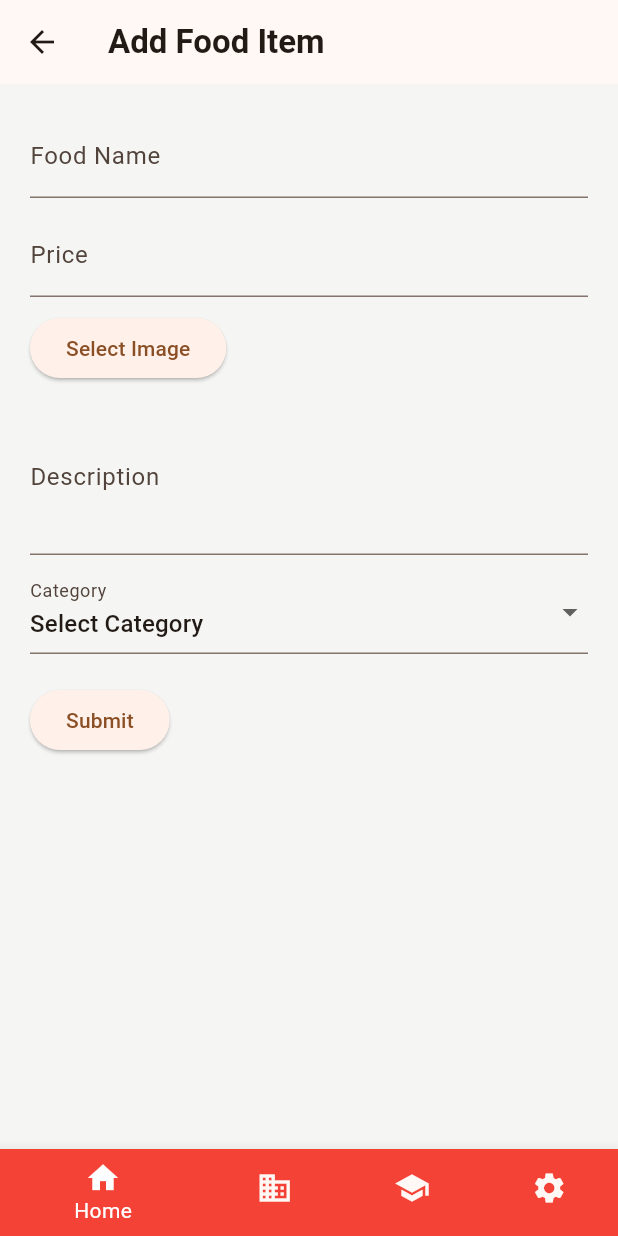
After one commit to SadhakKumar/zomato-clone, a Flutter app: the AdminHomePage screen opened directly, item 2 of the bottom bar chosen, after a tap on "Select Image", on a phone screen of 412 x 824 dp. The commit adds this screen. Run offline on Flutter 3.47's test engine with Material 3 defaults, Android fonts, the phone set to English and light mode, and no system bars; our stand-ins replace cloud_firestore, firebase_auth, firebase_core, firebase_storage, flutter_rating_bar, fluttertoast and 1 more; missing offline and left inert: razorpay_flutter; accounts and stored records are empty.

Commit message:
added something

```diff
--- /dev/null
+++ b/lib/pages/AdminHomePage.dart
@@ -0,0 +1,57 @@
+import 'package:flutter/cupertino.dart';
+import 'package:flutter/material.dart';
+import 'package:zomato_clone/pages/Cart.dart';
+import 'package:zomato_clone/pages/HomePage.dart';
+import 'package:zomato_clone/pages/LoginPage.dart';
+import 'package:zomato_clone/widgets/BottomNavigation.dart';
+import 'package:zomato_clone/widgets/PopularItems.dart';
+import 'package:zomato_clone/widgets/PreviousOrdersWidget.dart';
+
+class AdminHomePage extends StatefulWidget {
+  const AdminHomePage({super.key});
+
+  @override
+  State<AdminHomePage> createState() => _AdminHomePageState();
+}
+
+class _AdminHomePageState extends State<AdminHomePage> {
+  @override
+  Widget build(BuildContext context) {
+    return Scaffold(
+      backgroundColor: Color(0xFFF5F5F3),
+      appBar: AppBar(
+        title: Text(
+          "Admin Home Page",
+          style: TextStyle(fontWeight: FontWeight.bold),
+        ),
+      ),
+      body: ListView(
+        children: [
+          Padding(
+            padding: EdgeInsets.only(top: 20, left: 20),
+            child: Text(
+              "Your Items",
+              style: TextStyle(
+                fontWeight: FontWeight.bold,
+                fontSize: 20,
+              ),
+            ),
+          ),
+          PopularItems(),
+          Padding(
+            padding: EdgeInsets.only(top: 20, left: 20),
+            child: Text(
+              "Your Orders",
+              style: TextStyle(
+                fontWeight: FontWeight.bold,
+                fontSize: 20,
+              ),
+            ),
+          ),
+          PreviousOrdersWidget(),
+        ],
+      ),
+      bottomNavigationBar: BottomNavigation(),
+    );
+  }
+}
--- /dev/null
+++ b/lib/pages/FoodFormPage.dart
@@ -0,0 +1,154 @@
+import 'dart:io';
+
+import 'package:flutter/material.dart';
+import 'package:image_picker/image_picker.dart';
+import 'package:zomato_clone/widgets/BottomNavigation.dart';
+
+class FoodFormPage extends StatefulWidget {
+  @override
+  _FoodFormPageState createState() => _FoodFormPageState();
+}
+
+class _FoodFormPageState extends State<FoodFormPage> {
+  String _foodName = '';
+  double _price = 0.0;
+  String _imageUrl = '';
+  String _description = '';
+  String _category = 'Select Category';
+  final _picker = ImagePicker();
+
+  final _formKey = GlobalKey<FormState>();
+
+  Future<void> _getImageFromGallery() async {
+    final pickedFile = await _picker.pickImage(source: ImageSource.gallery);
+
+    setState(() {
+      if (pickedFile != null) {
+        _imageUrl = pickedFile.path;
+      } else {
+        print('No image selected.');
+      }
+    });
+  }
+
+  @override
+  Widget build(BuildContext context) {
+    return Scaffold(
+      appBar: AppBar(
+        title: Text(
+          "Add Food Item",
+          style: TextStyle(fontWeight: FontWeight.bold),
+        ),
+      ),
+      body: SingleChildScrollView(
+        child: Padding(
+          padding: EdgeInsets.all(20.0),
+          child: Form(
+            key: _formKey,
+            child: Column(
+              crossAxisAlignment: CrossAxisAlignment.start,
+              children: [
+                TextFormField(
+                  decoration: InputDecoration(labelText: 'Food Name'),
+                  validator: (value) {
+                    if (value == null || value.isEmpty) {
+                      return 'Please enter food name';
+                    }
+                    return null;
+                  },
+                  onSaved: (value) {
+                    _foodName = value!;
+                  },
+                ),
+                SizedBox(height: 10.0),
+                TextFormField(
+                  decoration: InputDecoration(labelText: 'Price'),
+                  keyboardType: TextInputType.number,
+                  validator: (value) {
+                    if (value == null ||
+                        value.isEmpty ||
+                        double.tryParse(value) == null) {
+                      return 'Please enter a valid price';
+                    }
+                    return null;
+                  },
+                  onSaved: (value) {
+                    _price = double.parse(value!);
+                  },
+                ),
+                SizedBox(height: 10.0),
+                ElevatedButton(
+                  onPressed: _getImageFromGallery,
+                  child: Text('Select Image'),
+                ),
+                _imageUrl.isNotEmpty
+                    ? Image.file(
+                        File(_imageUrl),
+                        height: 200,
+                        width: 200,
+                        fit: BoxFit.cover,
+                      )
+                    : SizedBox(),
+                SizedBox(height: 10.0),
+                TextFormField(
+                  decoration: InputDecoration(labelText: 'Description'),
+                  maxLines: 3,
+                  validator: (value) {
+                    if (value == null || value.isEmpty) {
+                      return 'Please enter description';
+                    }
+                    return null;
+                  },
+                  onSaved: (value) {
+                    _description = value!;
+                  },
+                ),
+                SizedBox(height: 10.0),
+                DropdownButtonFormField(
+                  value: _category,
+                  decoration: InputDecoration(labelText: 'Category'),
+                  items: [
+                    DropdownMenuItem(
+                      value: 'Select Category',
+                      child: Text('Select Category'),
+                    ),
+                    DropdownMenuItem(
+                      value: 'Veg',
+                      child: Text('Veg'),
+                    ),
+                    DropdownMenuItem(
+                      value: 'Non-Veg',
+                      child: Text('Non-Veg'),
+                    ),
+                  ],
+                  onChanged: (value) {
+                    setState(() {
+                      _category = value.toString();
+                    });
+                  },
+                ),
+                SizedBox(height: 20.0),
+                ElevatedButton(
+                  onPressed: () {
+                    if (_formKey.currentState!.validate()) {
+                      _formKey.currentState!.save();
+                      // Now you can use the form data
+                      // For example, you can send it to an API or process it further
+                      // Reset the form after saving if needed
+                      _formKey.currentState!.reset();
+                      ScaffoldMessenger.of(context).showSnackBar(
+                        SnackBar(content: Text('Form submitted successfully')),
+                      );
+                    }
+                  },
+                  child: Text('Submit'),
+                ),
+              ],
+            ),
+          ),
+        ),
+      ),
+      bottomNavigationBar: BottomNavigation(),
+    );
+  }
+}
--- /dev/null
+++ b/lib/widgets/BottomNavigation.dart
@@ -0,0 +1,98 @@
+import 'package:flutter/material.dart';
+import 'package:zomato_clone/pages/AdminHomePage.dart';
+import 'package:zomato_clone/pages/FoodFormPage.dart';
+import 'package:zomato_clone/pages/HomePage.dart';
+
+class BottomNavigation extends StatefulWidget {
+  const BottomNavigation({super.key});
+
+  @override
+  State<BottomNavigation> createState() => _BottomNavigationState();
+}
+
+class _BottomNavigationState extends State<BottomNavigation> {
+  int _selectedIndex = 0;
+  static const TextStyle optionStyle =
+      TextStyle(fontSize: 30, fontWeight: FontWeight.bold);
+  static const List<Widget> _widgetOptions = <Widget>[
+    Text(
+      'Index 0: Home',
+      style: optionStyle,
+    ),
+    Text(
+      'Index 1: Business',
+      style: optionStyle,
+    ),
+    Text(
+      'Index 2: School',
+      style: optionStyle,
+    ),
+    Text(
+      'Index 3: Settings',
+      style: optionStyle,
+    ),
+  ];
+
+  void _onItemTapped(int index) {
+    setState(() {
+      _selectedIndex = index;
+    });
+    switch (index) {
+      case 0:
+        Navigator.pushReplacement(
+          context,
+          MaterialPageRoute(builder: (context) => AdminHomePage()),
+        );
+        break;
+      case 1:
+        Navigator.pushReplacement(
+          context,
+          MaterialPageRoute(builder: (context) => FoodFormPage()),
+        );
+        break;
+      case 2:
+        Navigator.pushReplacement(
+          context,
+          MaterialPageRoute(builder: (context) => FoodFormPage()),
+        );
+        break;
+      case 3:
+        Navigator.pushReplacement(
+          context,
+          MaterialPageRoute(builder: (context) => AdminHomePage()),
+        );
+        break;
+    }
+  }
+
+  @override
+  Widget build(BuildContext context) {
+    return BottomNavigationBar(
+      items: const <BottomNavigationBarItem>[
+        BottomNavigationBarItem(
+          icon: Icon(Icons.home),
+          label: 'Home',
+          backgroundColor: Colors.red,
+        ),
+        BottomNavigationBarItem(
+          icon: Icon(Icons.business),
+          label: 'Business',
+          backgroundColor: Colors.red,
+        ),
+        BottomNavigationBarItem(
+          icon: Icon(Icons.school),
+          label: 'School',
+          backgroundColor: Colors.red,
+        ),
+        BottomNavigationBarItem(
+          icon: Icon(Icons.settings),
+          label: 'Settings',
+          backgroundColor: Colors.red,
+        ),
+      ],
+      currentIndex: _selectedIndex,
+      selectedItemColor: Colors.white,
+      onTap: _onItemTapped,
+    );
+  }
+}
--- /dev/null
+++ b/lib/widgets/PreviousOrdersWidget.dart
@@ -0,0 +1,91 @@
+import 'package:flutter/material.dart';
+
+class PreviousOrdersWidget extends StatelessWidget {
+  @override
+  Widget build(BuildContext context) {
+    return Container(
+      margin: EdgeInsets.all(10.0),
+      decoration: BoxDecoration(
+        borderRadius: BorderRadius.circular(15.0),
+        color: Colors.grey[200],
+      ),
+      child: SizedBox(
+        height: 300, // Set the height as needed
+        child: ListView(
+          padding: EdgeInsets.symmetric(vertical: 10.0),
+          children: [
+            _buildOrderItem(
+              orderName: 'Pizza',
+              amount: '\$20.00',
+              customerName: 'John Doe',
+              // Add more details as needed
+            ),
+            _buildOrderItem(
+              orderName: 'Burger Combo',
+              amount: '\$15.50',
+              customerName: 'Jane Smith',
+              // Add more details as needed
+            ),
+            _buildOrderItem(
+              orderName: 'Burger Combo',
+              amount: '\$15.50',
+              customerName: 'Jane Smith',
+              // Add more details as needed
+            ),
+            _buildOrderItem(
+              orderName: 'Burger Combo',
+              amount: '\$15.50',
+              customerName: 'Jane Smith',
+              // Add more details as needed
+            ),
+            _buildOrderItem(
+              orderName: 'Burger Combo',
+              amount: '\$15.50',
+              customerName: 'Jane Smith',
+              // Add more details as needed
+            ),
+            // Add more order items as needed
+          ],
+        ),
+      ),
+    );
+  }
+
+  Widget _buildOrderItem({
+    required String orderName,
+    required String amount,
+    required String customerName,
+    // Add more parameters for additional details
+  }) {
+    return Container(
+      margin: EdgeInsets.symmetric(vertical: 5.0, horizontal: 10.0),
+      padding: EdgeInsets.all(10.0),
+      decoration: BoxDecoration(
+        borderRadius: BorderRadius.circular(10.0),
+        color: Colors.white,
+        boxShadow: [
+          BoxShadow(
+            color: Colors.grey.withOpacity(0.5),
+            spreadRadius: 2,
+            blurRadius: 5,
+            offset: Offset(0, 3), // changes position of shadow
+          ),
+        ],
+      ),
+      child: Column(
+        crossAxisAlignment: CrossAxisAlignment.start,
+        children: [
+          Text(
+            'Order: $orderName',
+            style: TextStyle(fontWeight: FontWeight.bold),
+          ),
+          SizedBox(height: 5.0),
+          Text('Amount: $amount'),
+          SizedBox(height: 5.0),
+          Text('Customer Name: $customerName'),
+          // Add more Text widgets for additional details
+        ],
+      ),
+    );
+  }
+}
```
Also changed, not shown: lib/main.dart (+77 -1 lines), lib/pages/Cart.dart (+4 -5 lines), lib/pages/LoginPage.dart (+72 -0 lines), lib/widgets/QRScannerScreen.dart (added, +80 -0 lines), pubspec.yaml (+5 -9 lines), pubspec.lock, 7 other files.
